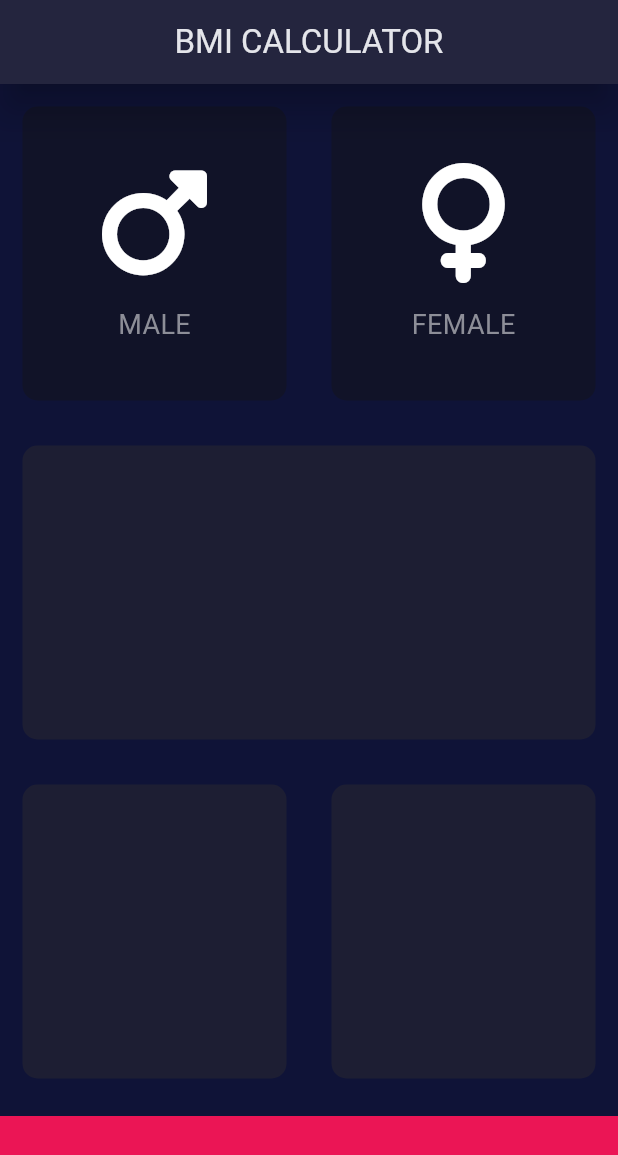
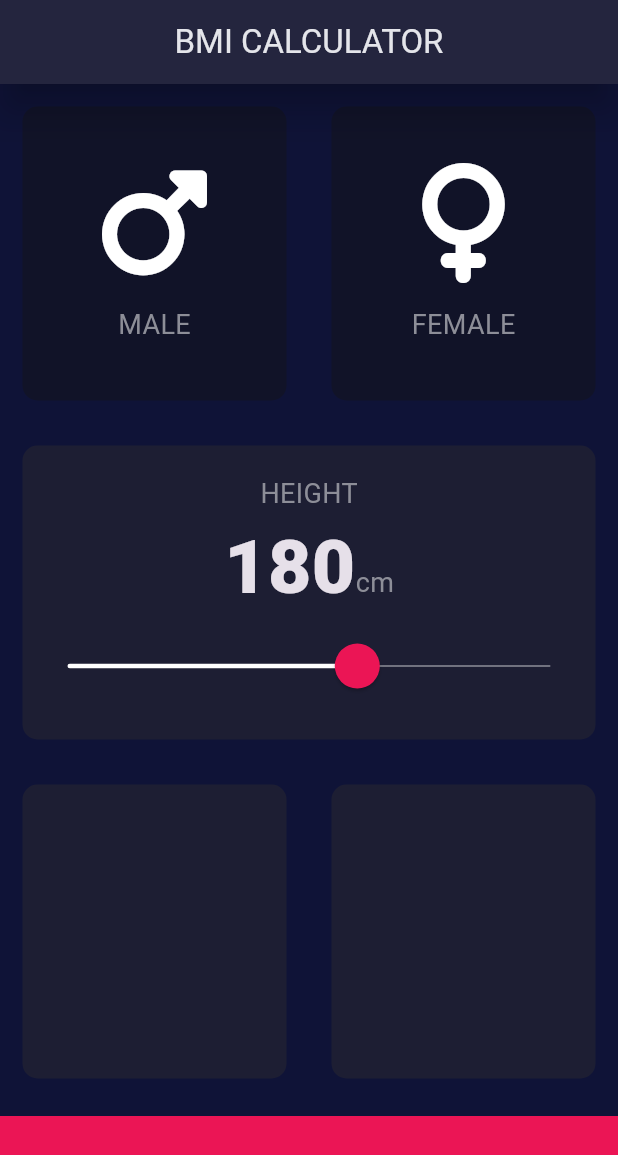
Before and after one commit to Eka1984/BMI-calculator-flutter, a Flutter app: the screen it shows after launch, on a phone screen of 412 x 824 dp. Shown: the top 1155 px of the screen. Run offline on Flutter 3.47's test engine with Material 3 defaults, Android fonts, the light colour scheme and no system bars; our stand-ins replace font_awesome_flutter.

Commit message:
Slider for height, created and customized

```diff
--- a/lib/card_content.dart
+++ b/lib/card_content.dart
@@ -1,9 +1,5 @@
 import 'package:flutter/material.dart';
-
-const labelTextStyle = TextStyle(
-  fontSize: 18,
-  color: Color(0xFF8D8E98),
-);
+import 'constants.dart';
 
 class CardContent extends StatelessWidget {
 
@@ -24,7 +20,7 @@ class CardContent extends StatelessWidget {
         SizedBox(
           height: 15,
         ),
-        Text(text, style: labelTextStyle,)
+        Text(text, style: kLabelTextStyle,)
       ],
     );
   }
--- /dev/null
+++ b/lib/constants.dart
@@ -0,0 +1,16 @@
+import 'package:flutter/material.dart';
+
+const kBottomContainerHeight = 80.0;
+const kActiveCardColour = Color(0xFF1D1E33);
+const kInactiveCardColour = Color(0xFF111328);
+const kBottomContainerColour = Color(0xFFEB1555);
+
+const kLabelTextStyle = TextStyle(
+  fontSize: 18,
+  color: Color(0xFF8D8E98),
+);
+
+const kNumberTextStyle = TextStyle(
+  fontSize: 50,
+  fontWeight: FontWeight.w900,
+);
--- a/lib/input_page.dart
+++ b/lib/input_page.dart
@@ -2,12 +2,7 @@ import 'package:flutter/material.dart';
 import 'package:font_awesome_flutter/font_awesome_flutter.dart';
 import 'card_content.dart';
 import 'reusable_card.dart';
-
-const bottomContainerHeight = 80.0;
-const activeCardColour = Color(0xFF1D1E33);
-const inactiveCardColour = Color(0xFF111328);
-const bottomContainerColour = Color(0xFFEB1555);
-
+import 'constants.dart';
 
 enum Gender {
   male,
@@ -22,6 +17,7 @@ class InputPage extends StatefulWidget {
 class _InputPageState extends State<InputPage> {
 
   Gender? selectedGender;
+  int height = 180;
 
   @override
   Widget build(BuildContext context) {
@@ -31,34 +27,31 @@ class _InputPageState extends State<InputPage> {
         centerTitle: true,
       ),
       body: Column(
+        crossAxisAlignment: CrossAxisAlignment.stretch,
         children: [
           Expanded(
             child: Row(
               children: [
                 Expanded(
-                  child: GestureDetector(
-                    onTap: (){
+                  child: ReusableCard(
+                    onPress: (){
                       setState(() {
                         selectedGender = Gender.male;
                       });
                     },
-                    child: ReusableCard(
-                        colour: selectedGender == Gender.male ? activeCardColour : inactiveCardColour,
-                      cardChild: CardContent(icon: FontAwesomeIcons.mars, text: 'MALE'),
-                    ),
+                      colour: selectedGender == Gender.male ? kActiveCardColour : kInactiveCardColour,
+                    cardChild: CardContent(icon: FontAwesomeIcons.mars, text: 'MALE'),
                   ),
                 ),
                 Expanded(
-                  child: GestureDetector(
-                    onTap: (){
+                  child: ReusableCard(
+                    onPress: (){
                       setState(() {
                         selectedGender = Gender.female;
                       });
                     },
-                    child: ReusableCard(
-                        colour: selectedGender == Gender.female ? activeCardColour : inactiveCardColour,
-                      cardChild: CardContent(icon: FontAwesomeIcons.venus, text: 'FEMALE'),
-                    ),
+                      colour: selectedGender == Gender.female ? kActiveCardColour : kInactiveCardColour,
+                    cardChild: CardContent(icon: FontAwesomeIcons.venus, text: 'FEMALE'),
                   ),
                 ),
 
@@ -70,7 +63,52 @@ class _InputPageState extends State<InputPage> {
               children: [
                 Expanded(
                   child: ReusableCard(
-                      colour: activeCardColour
+                      colour: kActiveCardColour,
+                    cardChild: Column(
+                      mainAxisAlignment: MainAxisAlignment.center,
+                      children: [
+                        Text(
+                          'HEIGHT',
+                          style: kLabelTextStyle,
+                        ),
+                        Row(
+                          mainAxisAlignment: MainAxisAlignment.center,
+                          crossAxisAlignment: CrossAxisAlignment.baseline,
+                          textBaseline: TextBaseline.alphabetic,
+                          children: [
+                            Text(height.toString(),
+                              style: kNumberTextStyle,
+                            ),
+
+                            Text(
+                              'cm',
+                              style: kLabelTextStyle,
+                            ),
+                          ],
+                        ),
+                        SliderTheme(
+                          data: SliderTheme.of(context).copyWith(
+                            inactiveTrackColor: Color(0xFF8D8E98),
+                            activeTrackColor: Colors.white,
+                            thumbColor: Color(0xFFEB1555),
+                            overlayColor: Color(0x29EB1555),
+                            thumbShape: RoundSliderThumbShape(enabledThumbRadius: 15),
+                            overlayShape: RoundSliderOverlayShape(overlayRadius: 30),
+                            trackHeight: 1.0,
+                          ),
+                          child: Slider(
+                              value: height.toDouble(),
+                              min: 120,
+                              max: 220,
+                              onChanged: (double newValue){
+                                setState(() {
+                                  height = newValue.round();
+                                });
+                              },
+                          ),
+                        )
+                      ],
+                    ),
                   ),
                 ),
               ],
@@ -81,22 +119,22 @@ class _InputPageState extends State<InputPage> {
               children: [
                 Expanded(
                   child: ReusableCard(
-                      colour: activeCardColour
+                      colour: kActiveCardColour
                   ),
                 ),
                 Expanded(
                   child: ReusableCard(
-                      colour: activeCardColour
+                      colour: kActiveCardColour
                   ),
                 ),
               ],
             ),
           ),
           Container(
-            color: bottomContainerColour,
+            color: kBottomContainerColour,
             margin: EdgeInsets.only(top: 10),
             width: double.infinity,
-            height: bottomContainerHeight,
+            height: kBottomContainerHeight,
           ),
         ],
       ),
--- a/lib/reusable_card.dart
+++ b/lib/reusable_card.dart
@@ -2,19 +2,23 @@ import 'package:flutter/material.dart';
 
 class ReusableCard extends StatelessWidget {
 
-  ReusableCard({@required this.colour, this.cardChild});
+  ReusableCard({@required this.colour, this.cardChild, this.onPress});
 
   final Color? colour;
   final Widget? cardChild;
+  final VoidCallback? onPress;
 
   @override
   Widget build(BuildContext context) {
-    return Container(
-      child: cardChild,
-      margin: EdgeInsets.all(15),
-      decoration: BoxDecoration(
-        borderRadius: BorderRadius.circular(10),
-        color: colour,
+    return GestureDetector(
+      onTap: onPress,
+      child: Container(
+        child: cardChild,
+        margin: EdgeInsets.all(15),
+        decoration: BoxDecoration(
+          borderRadius: BorderRadius.circular(10),
+          color: colour,
+        ),
       ),
     );
   }
```
